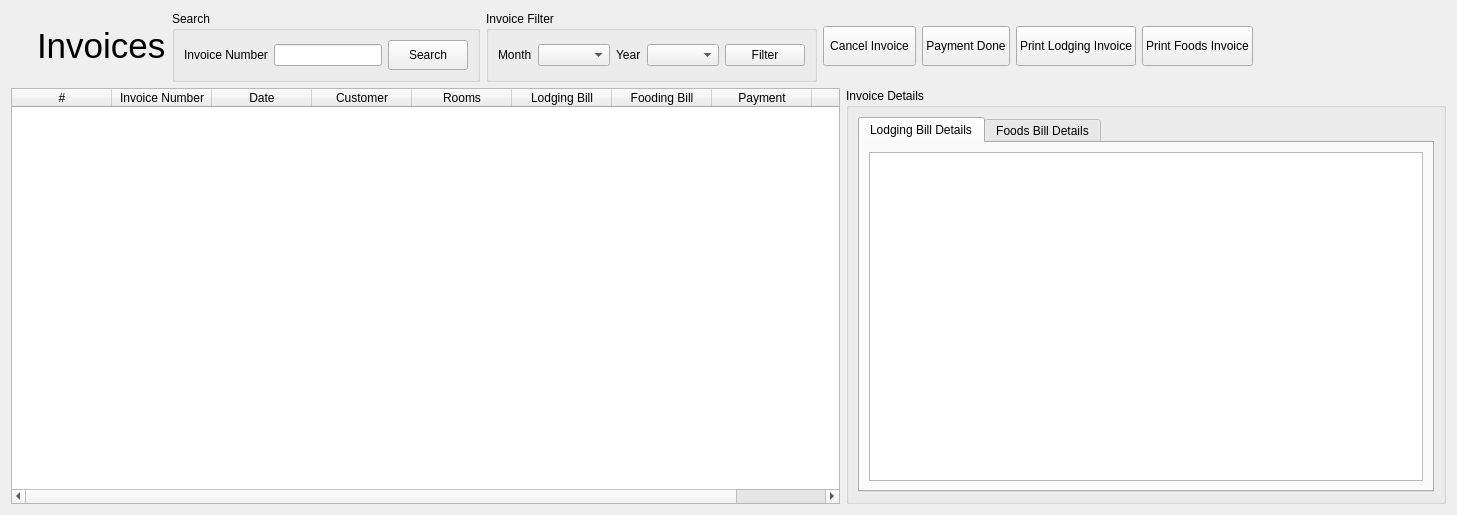
dsubhajit/bill_master, file invoices.ui: the form before one commit.
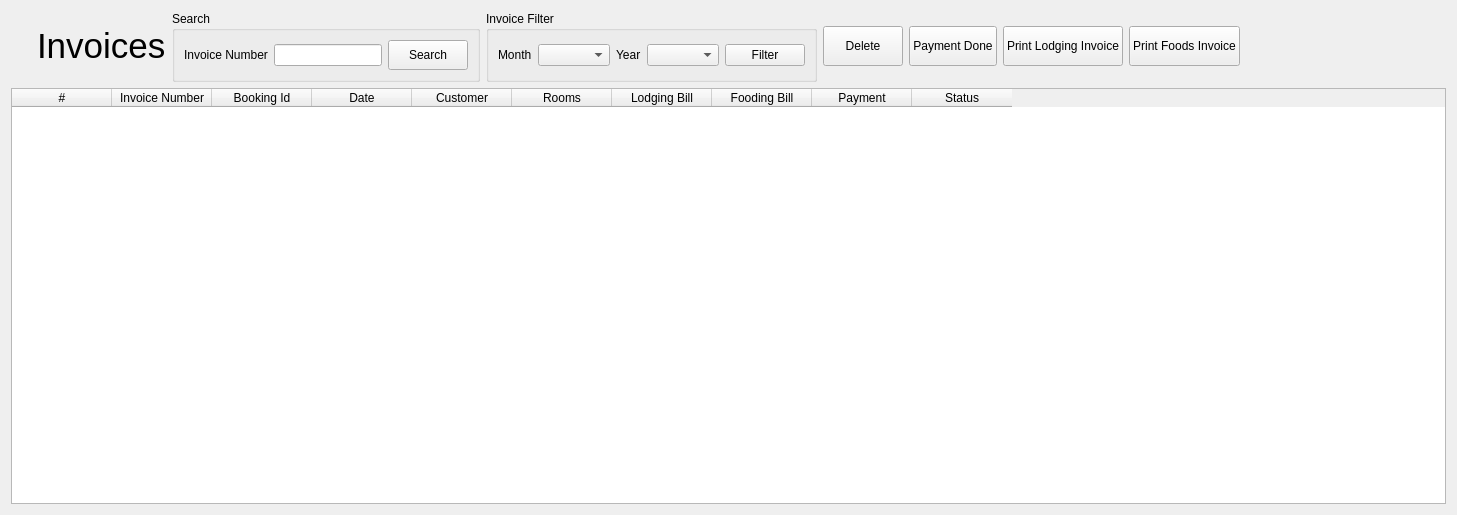
The form after the commit. Icons and pictures are not drawn.

The edit to the form file:
```diff
--- a/invoices.ui
+++ b/invoices.ui
@@ -153,32 +153,6 @@
      </item>
      <item>
       <layout class="QGridLayout" name="gridLayout_2">
-       <item row="0" column="0">
-        <widget class="QToolButton" name="cancelInvoice">
-         <property name="sizePolicy">
-          <sizepolicy hsizetype="Fixed" vsizetype="Fixed">
-           <horstretch>0</horstretch>
-           <verstretch>0</verstretch>
-          </sizepolicy>
-         </property>
-         <property name="minimumSize">
-          <size>
-           <width>80</width>
-           <height>40</height>
-          </size>
-         </property>
-         <property name="text">
-          <string>Cancel Invoice</string>
-         </property>
-         <property name="icon">
-          <iconset resource="bill_master_resources.qrc">
-           <normaloff>:/icons/icons/1429107797_678069-sign-error-128.png</normaloff>:/icons/icons/1429107797_678069-sign-error-128.png</iconset>
-         </property>
-         <property name="toolButtonStyle">
-          <enum>Qt::ToolButtonTextBesideIcon</enum>
-         </property>
-        </widget>
-       </item>
        <item row="0" column="2">
         <widget class="QPushButton" name="printInvoice">
          <property name="minimumSize">
@@ -213,6 +187,29 @@
          </property>
         </widget>
        </item>
+       <item row="0" column="0">
+        <widget class="QPushButton" name="deleteInvoice">
+         <property name="sizePolicy">
+          <sizepolicy hsizetype="Minimum" vsizetype="Fixed">
+           <horstretch>0</horstretch>
+           <verstretch>0</verstretch>
+          </sizepolicy>
+         </property>
+         <property name="minimumSize">
+          <size>
+           <width>80</width>
+           <height>40</height>
+          </size>
+         </property>
+         <property name="text">
+          <string>Delete</string>
+         </property>
+         <property name="icon">
+          <iconset resource="bill_master_resources.qrc">
+           <normaloff>:/icons/icons/1429107797_678069-sign-error-128.png</normaloff>:/icons/icons/1429107797_678069-sign-error-128.png</iconset>
+         </property>
+        </widget>
+       </item>
        <item row="0" column="3">
         <widget class="QPushButton" name="printFoodInvoice">
          <property name="minimumSize">
@@ -273,6 +270,11 @@
          <string>Invoice Number</string>
         </property>
        </column>
+       <column>
+        <property name="text">
+         <string>Booking Id</string>
+        </property>
+       </column>
        <column>
         <property name="text">
          <string>Date</string>
@@ -310,56 +312,6 @@
        </column>
       </widget>
      </item>
-     <item row="0" column="1">
-      <widget class="QGroupBox" name="groupBox_2">
-       <property name="maximumSize">
-        <size>
-         <width>600</width>
-         <height>16777215</height>
-        </size>
-       </property>
-       <property name="title">
-        <string>Invoice Details</string>
-       </property>
-       <layout class="QVBoxLayout" name="verticalLayout_2">
-        <item>
-         <widget class="QTabWidget" name="food_bill_details">
-          <property name="currentIndex">
-           <number>0</number>
-          </property>
-          <widget class="QWidget" name="tab_3">
-           <attribute name="title">
-            <string>Lodging Bill Details</string>
-           </attribute>
-           <layout class="QVBoxLayout" name="verticalLayout_4">
-            <item>
-             <widget class="QTextEdit" name="lBill">
-              <property name="readOnly">
-               <bool>true</bool>
-              </property>
-             </widget>
-            </item>
-           </layout>
-          </widget>
-          <widget class="QWidget" name="tab_4">
-           <attribute name="title">
-            <string>Foods Bill Details</string>
-           </attribute>
-           <layout class="QHBoxLayout" name="horizontalLayout_2">
-            <item>
-             <widget class="QTextEdit" name="fBill">
-              <property name="readOnly">
-               <bool>true</bool>
-              </property>
-             </widget>
-            </item>
-           </layout>
-          </widget>
-         </widget>
-        </item>
-       </layout>
-      </widget>
-     </item>
     </layout>
    </item>
   </layout>
```
